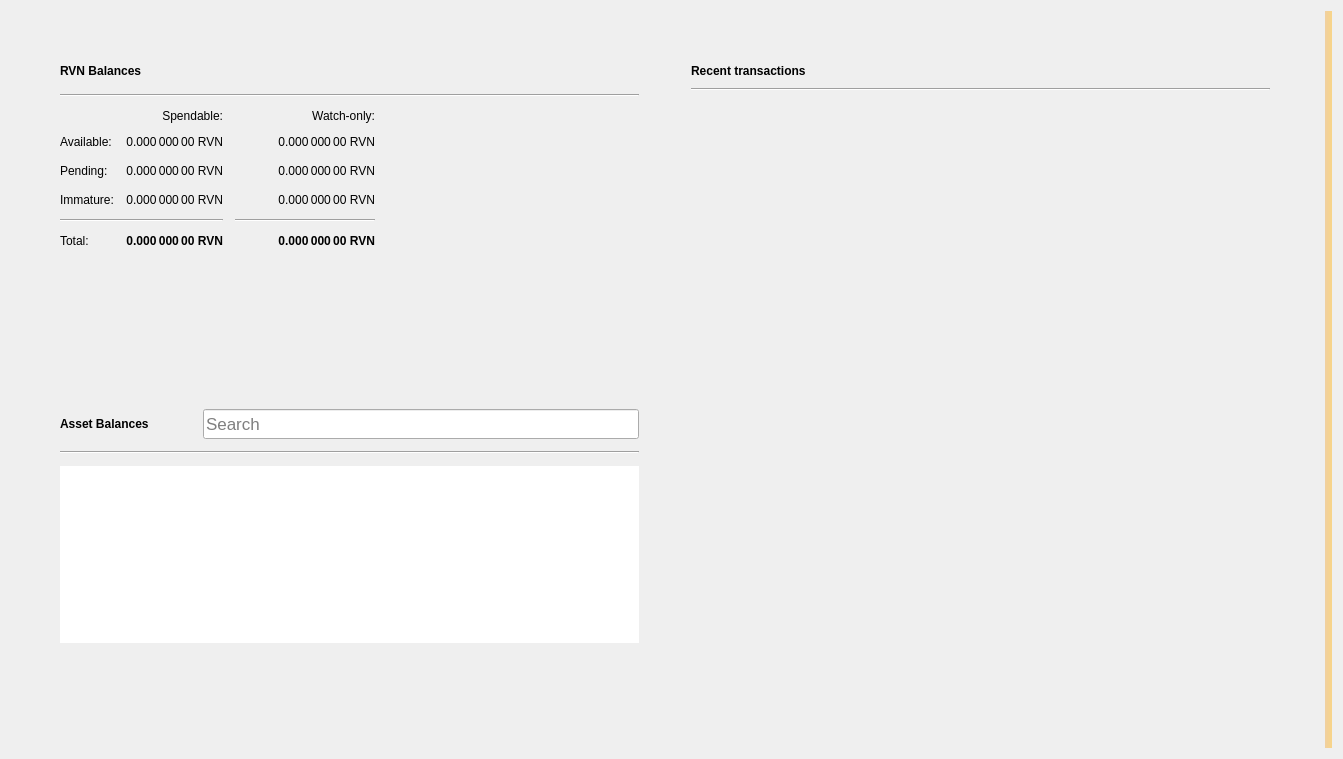
Old version of the form src/qt/forms/overviewpage.ui in the repository RavenProject/Ravencoin.
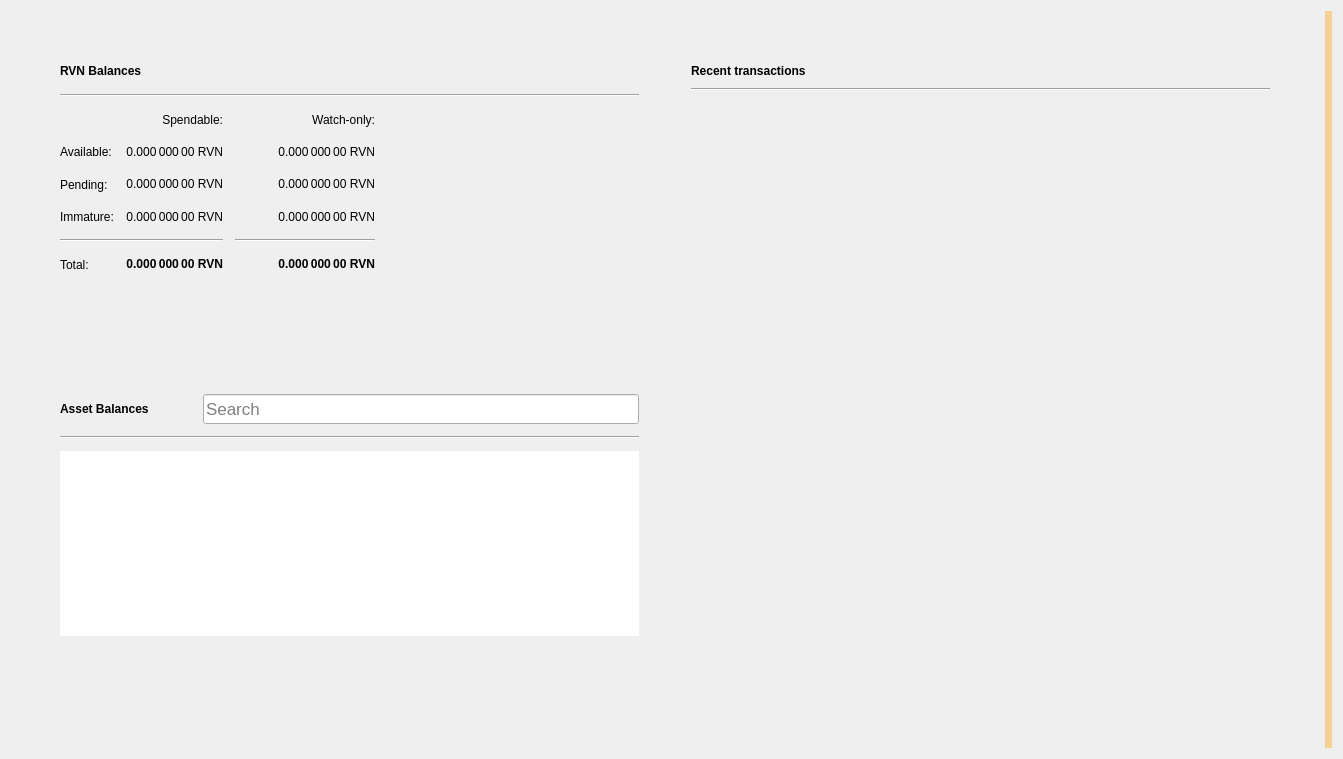
New version of the form. Icons and pictures are not drawn.

Commit message:
gui: set window minimum size to usable default
Set minimum to 875x700, even that is only usable if
The toolbar is set to icons only.

Set some minimum values for layouts in overview and manage assets.

Patch:
```diff
--- a/src/qt/forms/overviewpage.ui
+++ b/src/qt/forms/overviewpage.ui
@@ -40,7 +40,7 @@
         <number>34</number>
        </property>
        <property name="sizeConstraint">
-        <enum>QLayout::SetMaximumSize</enum>
+        <enum>QLayout::SetMinAndMaxSize</enum>
        </property>
        <property name="leftMargin">
         <number>40</number>
@@ -70,6 +70,12 @@
              <verstretch>0</verstretch>
             </sizepolicy>
            </property>
+           <property name="minimumSize">
+            <size>
+             <width>450</width>
+             <height>243</height>
+            </size>
+           </property>
            <property name="frameShape">
             <enum>QFrame::NoFrame</enum>
            </property>
@@ -155,6 +161,9 @@
             </item>
             <item>
              <layout class="QGridLayout" name="gridLayout">
+              <property name="bottomMargin">
+               <number>10</number>
+              </property>
               <property name="spacing">
                <number>12</number>
               </property>
@@ -464,7 +473,7 @@
               <property name="sizeHint" stdset="0">
                <size>
                 <width>20</width>
-                <height>87</height>
+                <height>20</height>
                </size>
               </property>
              </spacer>
@@ -474,6 +483,12 @@
          </item>
          <item>
           <widget class="QFrame" name="assetFrame">
+           <property name="minimumSize">
+            <size>
+             <width>450</width>
+             <height>150</height>
+            </size>
+           </property>
            <property name="autoFillBackground">
             <bool>true</bool>
            </property>
```
Left out of the diff: 6 changed lines with no effect on the pictures. The commit also changes 2 other files.
